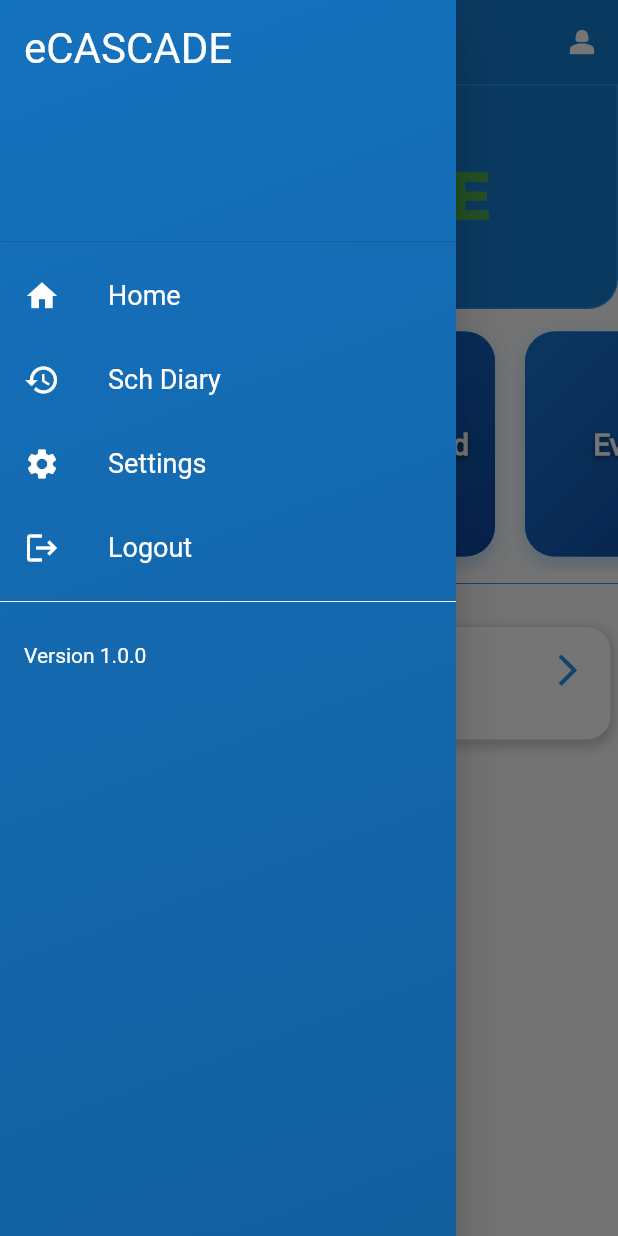
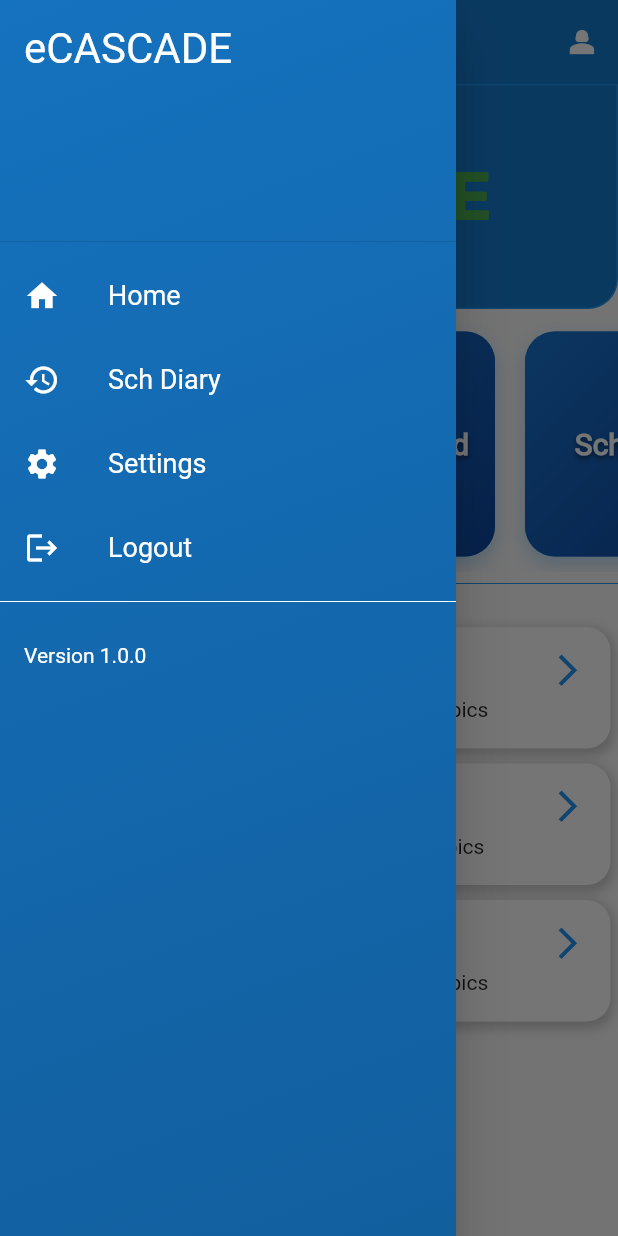
Before and after one commit to 7442charles/flutter1-cih, a Flutter app: the screen it shows after launch, with the side drawer open, on a phone screen of 412 x 824 dp. Run offline on Flutter 3.47's test engine with Material 2 defaults, Android fonts, the phone set to English and light mode, and no system bars; drawn by our look-alikes of animated_text_kit; our stand-ins replace flutter_svg, font_awesome_flutter.

Commit message:
june 6 1420hrs

```diff
--- a/lib/components/features.dart
+++ b/lib/components/features.dart
@@ -23,9 +23,9 @@ class FeaturesContainer extends StatelessWidget {
             },
           ),
           FeatureContainer(
-            title: 'Events',
+            title: 'Sch Diary',
             onTap: () {
-              // Perform action when Events is clicked
+              // Perform action when JNAI is clicked
             },
           ),
           FeatureContainer(
@@ -35,15 +35,15 @@ class FeaturesContainer extends StatelessWidget {
             },
           ),
           FeatureContainer(
+            title: 'Events',
+            onTap: () {
+              // Perform action when Events is clicked
+            },
+          ),
+          FeatureContainer(
             title: 'Suggestions',
             onTap: () {
               // Perform action when Suggestions is clicked
-            },
-          ),
-          FeatureContainer(
-            title: 'JNAI',
-            onTap: () {
-              // Perform action when JNAI is clicked
             },
           ),
         ],
@@ -56,7 +56,7 @@ class FeatureContainer extends StatelessWidget {
   final String title;
   final VoidCallback onTap;
 
-  const FeatureContainer({required this.title, required this.onTap});
+  const FeatureContainer({super.key, required this.title, required this.onTap});
 
   @override
   Widget build(BuildContext context) {
--- a/lib/components/home_page_notifications.dart
+++ b/lib/components/home_page_notifications.dart
@@ -1,3 +1,4 @@
+import 'package:cih_first_app/components/recent_update.dart';
 import 'package:flutter/material.dart';
 
 class CustomNotification extends StatelessWidget {
@@ -7,66 +8,43 @@ class CustomNotification extends StatelessWidget {
 
   @override
   Widget build(BuildContext context) {
-    return Column(
+    return const Expanded(
+      child: Column(
         children: [
-        const Text(
+          Text(
             "Recent Updated",
             style: TextStyle(fontWeight: FontWeight.bold),
           ),
-        Container(
-          margin: const EdgeInsets.all(5.0),
-          padding: const EdgeInsets.all(16.0),
-          decoration: BoxDecoration(
-            color: Colors.white,
-            borderRadius: BorderRadius.circular(16.0),
-            boxShadow: [
-              BoxShadow(
-                color: Colors.grey.withOpacity(0.5),
-                spreadRadius: 2,
-                blurRadius: 5,
-                offset: const Offset(0, 3),
-              ),
-            ],
-          ),
-          child: const Row(
-            crossAxisAlignment: CrossAxisAlignment.start,
+          SingleChildScrollView(
+            child: Column(
+              mainAxisAlignment: MainAxisAlignment.spaceBetween,
               children: [
-              Icon(
-                Icons.notifications,
-                color: Colors.blue,
-                size: 36.0,
-              ),
-              SizedBox(width: 16.0),
                 Expanded(
-                child: Column(
-                  crossAxisAlignment: CrossAxisAlignment.start,
-                  children: [
-                    Text(
-                      'come home',
-                      style: TextStyle(
-                        fontWeight: FontWeight.bold,
-                        fontSize: 16.0,
+                  child: RecentUpdated(
+                    title: "Sauces & Soups",
+                    lecturer: "G.M",
+                    subtopics: 10,
                   ),
                 ),
-                    SizedBox(height: 8.0),
-                    Text(
-                      'you need to come home now',
-                      style: TextStyle(
-                        fontSize: 14.0,
+                Expanded(
+                  child: RecentUpdated(
+                    title: "Kitchen 101",
+                    lecturer: "C.O",
+                    subtopics: 5,
+                  ),
+                ),
+                Expanded(
+                  child: RecentUpdated(
+                    title: "Pasta & Rice",
+                    lecturer: "C.M",
+                    subtopics: 20,
                   ),
                 ),
               ],
             ),
           ),
-              Icon(
-                Icons.arrow_forward_ios,
-                color: Colors.blue,
-                size: 25.0,
-              )
         ],
       ),
-        ),
-      ],
     );
   }
 }
--- /dev/null
+++ b/lib/components/recent_update.dart
@@ -0,0 +1,89 @@
+import 'package:flutter/material.dart';
+
+class RecentUpdated extends StatelessWidget {
+  final String title;
+  final String lecturer;
+  final int subtopics;
+
+  const RecentUpdated({
+    Key? key,
+    required this.title,
+    required this.lecturer,
+    required this.subtopics,
+  }) : super(key: key);
+
+  @override
+  Widget build(BuildContext context) {
+    return Container(
+      margin: const EdgeInsets.all(5.0),
+      padding: const EdgeInsets.all(16.0),
+      decoration: BoxDecoration(
+        color: Colors.white,
+        borderRadius: BorderRadius.circular(16.0),
+        boxShadow: [
+          BoxShadow(
+            color: Colors.grey.withOpacity(0.5),
+            spreadRadius: 2,
+            blurRadius: 5,
+            offset: const Offset(0, 3),
+          ),
+        ],
+      ),
+      child: Row(
+        crossAxisAlignment: CrossAxisAlignment.start,
+        children: [
+          const Icon(
+            Icons.book_outlined,
+            color: Colors.blue,
+            size: 36.0,
+          ),
+          const SizedBox(width: 16.0),
+          Expanded(
+            child: Column(
+              crossAxisAlignment: CrossAxisAlignment.start,
+              children: [
+                Center(
+                  child: Text(
+                    title,
+                    style: const TextStyle(
+                      fontWeight: FontWeight.bold,
+                      fontSize: 18.0,
+                    ),
+                  ),
+                ),
+                const SizedBox(height: 8.0),
+                Row(
+                  mainAxisAlignment: MainAxisAlignment.spaceAround,
+                  children: [
+                    Row(
+                      children: [
+                        const Icon(
+                          Icons.person,
+                          color: Colors.blue,
+                          size: 20.0,
+                        ),
+                        Text(lecturer),
+                      ],
+                    ),
+                    Row(
+                      children: [
+                        Text(subtopics.toString()),
+                        const SizedBox(width: 5.0),
+                        const Text("SubTopics"),
+                      ],
+                    ),
+                  ],
+                ),
+              ],
+            ),
+          ),
+          const Icon(
+            Icons.arrow_forward_ios,
+            color: Colors.blue,
+            size: 25.0,
+          )
+        ],
+      ),
+    );
+  }
+}
```
Also changed, not shown: 1 other file. Lines whose indentation alone changed are shown as unchanged.
